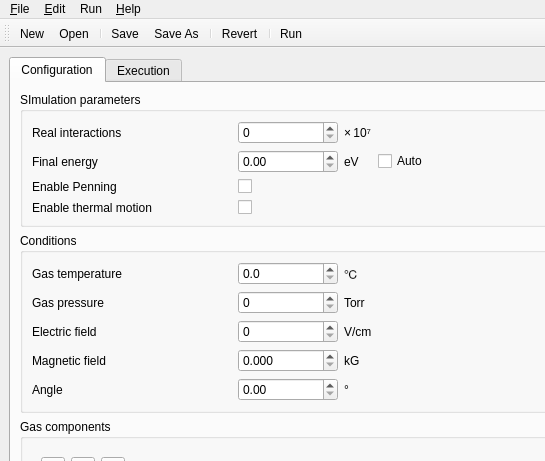
Before: the Qt Designer form src/magboltz_gui/ui/main.ui in cpls-lab/magboltz-gui, drawn with Qt 5; both pictures show x 0 to 545 and y 0 to 461 of the 811 by 782 pixel window.
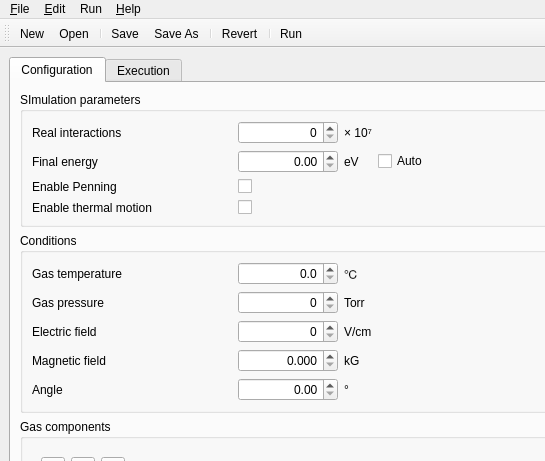
After: the same form once the commit is applied. The open tabs and pages were chosen to show the change. Icons and pictures are not drawn.

Commit message: Alligned spin box to the right

The edit to the form file:
```diff
--- a/src/magboltz_gui/ui/main.ui
+++ b/src/magboltz_gui/ui/main.ui
@@ -34,7 +34,7 @@
            <item row="0" column="2">
             <widget class="QLabel" name="label_3">
              <property name="text">
-              <string>× 10⁷</string>
+              <string>× 10⁷</string>
              </property>
             </widget>
            </item>
@@ -99,6 +99,9 @@
              <property name="toolTip">
               <string> NMAX: Number of real collisions, use a value between 2 and 5 for inelastic gas to obtain 1% accuracy, use a value above 10 for better than 0.5 % accuracy and a value of at least 10 for pure elastic gases like Argon</string>
              </property>
+             <property name="alignment">
+              <set>Qt::AlignRight|Qt::AlignVCenter</set>
+             </property>
             </widget>
            </item>
            <item row="1" column="1">
@@ -106,6 +109,9 @@
              <property name="toolTip">
               <string>EFINAL: upper limit of the electron energy in electron Volts, if EFINAL = 0.0, program automatically calculates upper integration energy limit</string>
              </property>
+             <property name="alignment">
+              <set>Qt::AlignRight|Qt::AlignVCenter</set>
+             </property>
             </widget>
            </item>
            <item row="0" column="0">
@@ -188,6 +194,9 @@
              <property name="maximum">
               <double>500.000000000000000</double>
              </property>
+             <property name="alignment">
+              <set>Qt::AlignRight|Qt::AlignVCenter</set>
+             </property>
             </widget>
            </item>
            <item row="1" column="1">
@@ -204,6 +213,9 @@
              <property name="singleStep">
               <double>10.000000000000000</double>
              </property>
+             <property name="alignment">
+              <set>Qt::AlignRight|Qt::AlignVCenter</set>
+             </property>
             </widget>
            </item>
            <item row="3" column="1">
@@ -217,6 +229,9 @@
              <property name="maximum">
               <double>10.000000000000000</double>
              </property>
+             <property name="alignment">
+              <set>Qt::AlignRight|Qt::AlignVCenter</set>
+             </property>
             </widget>
            </item>
            <item row="3" column="2">
@@ -286,6 +301,9 @@
              <property name="maximum">
               <double>359.990000000000009</double>
              </property>
+             <property name="alignment">
+              <set>Qt::AlignRight|Qt::AlignVCenter</set>
+             </property>
             </widget>
            </item>
            <item row="1" column="2">
@@ -329,6 +347,9 @@
              <property name="singleStep">
               <double>100.000000000000000</double>
              </property>
+             <property name="alignment">
+              <set>Qt::AlignRight|Qt::AlignVCenter</set>
+             </property>
             </widget>
            </item>
            <item row="4" column="2">
```
